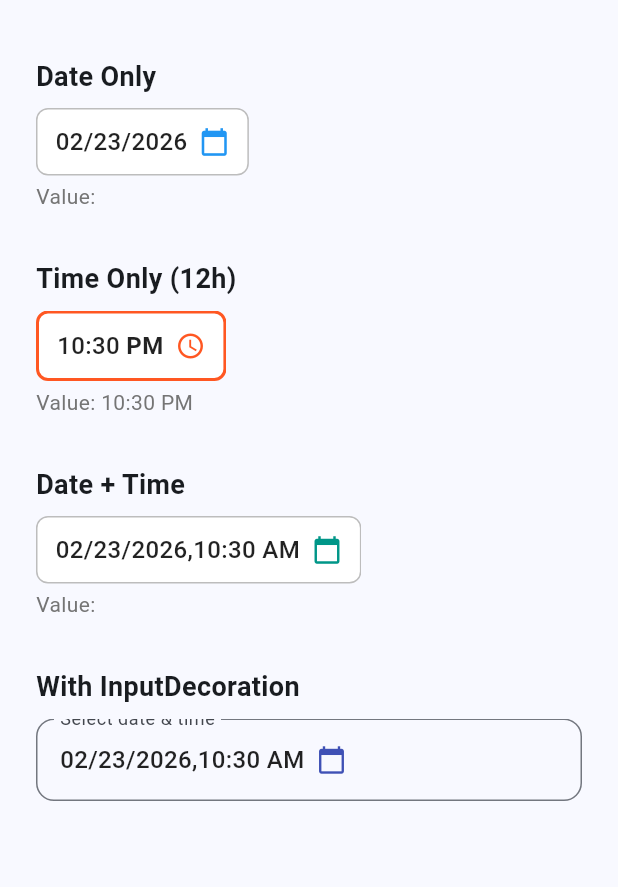
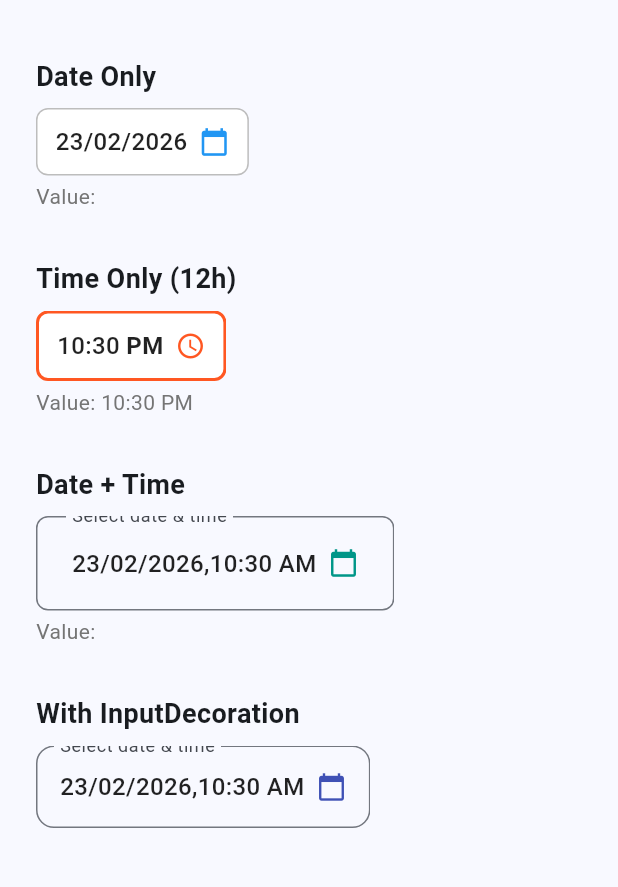
Before and after one commit to Fasikawkn/segmented_date_picker, a Flutter app: the screen it shows after launch, after a tap on "10", on a phone screen of 412 x 824 dp, the part 63-950 px from its top. Run offline on Flutter 3.47's test engine with Material 3 defaults, Android fonts, the phone set to English and light mode, and no system bars.

Commit message:
Update README and example app, adjust date range in calendar panel, and enhance segmented input field

```diff
--- a/example/lib/main.dart
+++ b/example/lib/main.dart
@@ -134,8 +134,8 @@ class _DemoPageState extends State<DemoPage> {
             SegmentedDatePicker(
               controller: _dateTimeController,
               mode: DateTimePickerMode.dateTime,
-              minDate: DateTime(2000),
-              maxDate: DateTime(2100),
+              minDate: DateTime.now().subtract(const Duration(days: 10)),
+              maxDate: DateTime.now(),
               use24HourFormat: false,
               firstDayOfWeek: DateTime.sunday,
               showTodayButton: true,
@@ -143,6 +143,14 @@ class _DemoPageState extends State<DemoPage> {
                 accentColor: Colors.teal,
                 segmentHighlightColor: Colors.teal,
                 selectedDayShape: BoxShape.circle,
+                inputDecoration: InputDecoration(
+                  labelText: 'Select date & time',
+                  border: OutlineInputBorder(
+                    borderRadius: BorderRadius.all(Radius.circular(8)),
+                  ),
+                  contentPadding: EdgeInsets.symmetric(horizontal: 20, vertical: 20),
+                ),
+                inputHeight: null
               ),
               onChanged: (value) {
                 setState(() {
--- a/lib/src/segmented_input_field.dart
+++ b/lib/src/segmented_input_field.dart
@@ -96,8 +96,8 @@ class SegmentedInputFieldState extends State<SegmentedInputField> {
     if (widget.mode == DateTimePickerMode.date ||
         widget.mode == DateTimePickerMode.dateTime) {
       segs.addAll([
+        DateTimeSegment.day,
         DateTimeSegment.month,
-        DateTimeSegment.day,
         DateTimeSegment.year,
       ]);
     }
@@ -262,7 +262,13 @@ class SegmentedInputFieldState extends State<SegmentedInputField> {
     final int maxDay = DateUtils.getDaysInMonth(y, m);
     final int clampedDay = d.clamp(1, maxDay);
 
-    return DateTime(y, m, clampedDay, h, min);
+    var result = DateTime(y, m, clampedDay, h, min);
+
+    // Clamp to min/max date range.
+    if (result.isBefore(widget.minDate)) result = widget.minDate;
+    if (result.isAfter(widget.maxDate)) result = widget.maxDate;
+
+    return result;
   }
 
   void _emitChange() {
@@ -656,12 +662,14 @@ class SegmentedInputFieldState extends State<SegmentedInputField> {
     // If the user supplied an InputDecoration, use InputDecorator for
     // TextFormField-like borders (outline, underline, filled, etc.).
     if (widget.style.inputDecoration != null) {
-      return SizedBox(
-        height: height,
-        child: InputDecorator(
-          isFocused: _focusNode.hasFocus,
-          decoration: widget.style.inputDecoration!,
-          child: row,
+      return IntrinsicWidth(
+        child: SizedBox(
+          height: height,
+          child: InputDecorator(
+            isFocused: _focusNode.hasFocus,
+            decoration: widget.style.inputDecoration!,
+            child: row,
+          ),
         ),
       );
     }
@@ -735,8 +743,8 @@ class SegmentedInputFieldState extends State<SegmentedInputField> {
   /// Returns the separator string between two adjacent segments, or null.
   String? _separator(DateTimeSegment prev, DateTimeSegment next) {
     // Date separators: /
-    if ((prev == DateTimeSegment.month && next == DateTimeSegment.day) ||
-        (prev == DateTimeSegment.day && next == DateTimeSegment.year)) {
+    if ((prev == DateTimeSegment.day && next == DateTimeSegment.month) ||
+        (prev == DateTimeSegment.month && next == DateTimeSegment.year)) {
       return '/';
     }
     // Time separator: :
```
Also changed, not shown: lib/src/calendar_panel.dart (+42 -14 lines), pubspec.yaml (+0 -35 lines), 2 other files.
